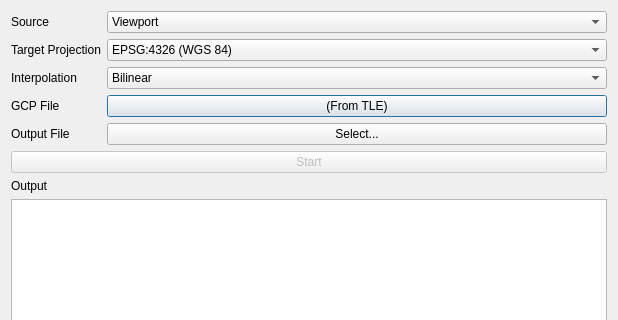
Above: src/qt/projectdialog.ui from Xerbo/LeanHRPT-Decode before the change; both pictures show x 0 to 618 and y 0 to 320 of the 618 by 514 pixel window. Below: the same form after it.
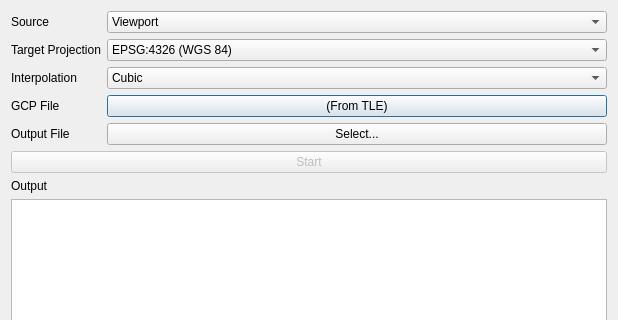
That is the form after the change. Icons and pictures are not drawn.

What changed in the file:
```diff
--- a/src/qt/projectdialog.ui
+++ b/src/qt/projectdialog.ui
@@ -95,7 +95,7 @@
         </sizepolicy>
        </property>
        <property name="currentIndex">
-        <number>1</number>
+        <number>2</number>
        </property>
        <item>
         <property name="text">
```
Left out of the diff: 9 changed lines with no effect on the pictures.
